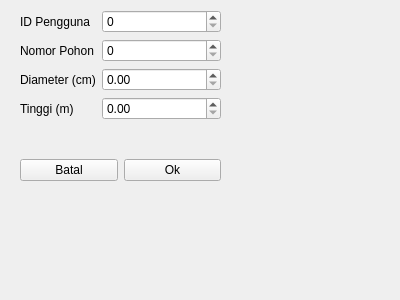
Before: the Qt Designer form perkembangan.ui in Riduanint/Latihan-2310010089, drawn with Qt 5.
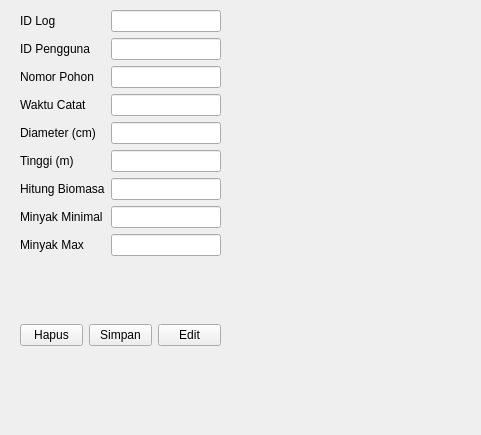
After: the same form once the commit is applied.

Commit message: crud_perkembangan

What changed in the file:
```diff
--- a/perkembangan.ui
+++ b/perkembangan.ui
@@ -6,8 +6,8 @@
    <rect>
     <x>0</x>
     <y>0</y>
-    <width>400</width>
-    <height>300</height>
+    <width>481</width>
+    <height>435</height>
    </rect>
   </property>
   <property name="windowTitle">
@@ -19,49 +19,99 @@
      <x>20</x>
      <y>10</y>
      <width>201</width>
-     <height>141</height>
+     <height>311</height>
     </rect>
    </property>
    <layout class="QFormLayout" name="formLayout">
     <item row="0" column="0">
+     <widget class="QLabel" name="label_5">
+      <property name="text">
+       <string>ID Log</string>
+      </property>
+     </widget>
+    </item>
+    <item row="0" column="1">
+     <widget class="QLineEdit" name="lineEdit"/>
+    </item>
+    <item row="1" column="0">
      <widget class="QLabel" name="label">
       <property name="text">
        <string>ID Pengguna</string>
       </property>
      </widget>
     </item>
-    <item row="1" column="0">
+    <item row="1" column="1">
+     <widget class="QLineEdit" name="EditId"/>
+    </item>
+    <item row="2" column="0">
      <widget class="QLabel" name="label_2">
       <property name="text">
        <string>Nomor Pohon</string>
       </property>
      </widget>
     </item>
-    <item row="2" column="0">
+    <item row="2" column="1">
+     <widget class="QLineEdit" name="EditPohon"/>
+    </item>
+    <item row="3" column="0">
+     <widget class="QLabel" name="label_6">
+      <property name="text">
+       <string>Waktu Catat</string>
+      </property>
+     </widget>
+    </item>
+    <item row="3" column="1">
+     <widget class="QLineEdit" name="EditWaktu"/>
+    </item>
+    <item row="4" column="1">
+     <widget class="QLineEdit" name="EditDiameter"/>
+    </item>
+    <item row="4" column="0">
      <widget class="QLabel" name="label_3">
       <property name="text">
        <string>Diameter (cm)</string>
       </property>
      </widget>
     </item>
-    <item row="3" column="0">
+    <item row="5" column="0">
      <widget class="QLabel" name="label_4">
       <property name="text">
        <string>Tinggi (m)</string>
       </property>
      </widget>
     </item>
-    <item row="0" column="1">
-     <widget class="QSpinBox" name="input_id_pengguna"/>
+    <item row="6" column="0">
+     <widget class="QLabel" name="label_7">
+      <property name="text">
+       <string>Hitung Biomasa</string>
+      </property>
+     </widget>
     </item>
-    <item row="1" column="1">
-     <widget class="QSpinBox" name="input_nomor_pohon"/>
+    <item row="7" column="0">
+     <widget class="QLabel" name="label_8">
+      <property name="text">
+       <string>Minyak Minimal</string>
+      </property>
+     </widget>
     </item>
-    <item row="2" column="1">
-     <widget class="QDoubleSpinBox" name="input_diameter"/>
+    <item row="8" column="0">
+     <widget class="QLabel" name="label_9">
+      <property name="text">
+       <string>Minyak Max</string>
+      </property>
+     </widget>
     </item>
-    <item row="3" column="1">
-     <widget class="QDoubleSpinBox" name="input_tinggi"/>
+    <item row="5" column="1">
+     <widget class="QLineEdit" name="EditTinggi"/>
+    </item>
+    <item row="6" column="1">
+     <widget class="QLineEdit" name="EditBiomassa"/>
+    </item>
+    <item row="7" column="1">
+     <widget class="QLineEdit" name="EditMinyakMin"/>
+    </item>
+    <item row="8" column="1">
+     <widget class="QLineEdit" name="EditMinyakMax"/>
     </item>
    </layout>
   </widget>
@@ -69,23 +119,30 @@
    <property name="geometry">
     <rect>
      <x>20</x>
-     <y>150</y>
+     <y>320</y>
      <width>201</width>
-     <height>41</height>
+     <height>31</height>
     </rect>
    </property>
    <layout class="QHBoxLayout" name="horizontalLayout">
     <item>
      <widget class="QPushButton" name="btn_batal">
       <property name="text">
-       <string>Batal</string>
+       <string>Hapus</string>
       </property>
      </widget>
     </item>
     <item>
      <widget class="QPushButton" name="btn_ok">
       <property name="text">
-       <string>Ok</string>
+       <string>Simpan</string>
+      </property>
+     </widget>
+    </item>
+    <item>
+     <widget class="QPushButton" name="btn_Edit">
+      <property name="text">
+       <string>Edit</string>
       </property>
      </widget>
     </item>
```
Left out of the diff: 4 changed lines with no effect on the pictures. The commit also changes 7 other files.
